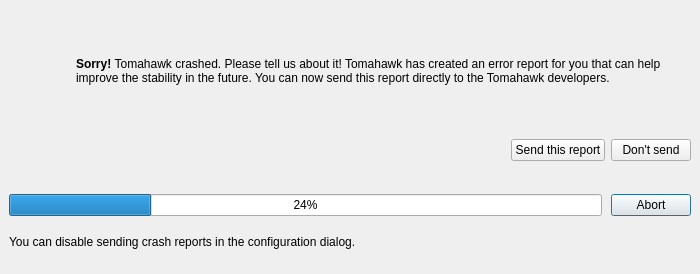
dschmidt/libcrashreporter-qt, file src/libcrashreporter-gui/CrashReporter.ui: the form before one commit.
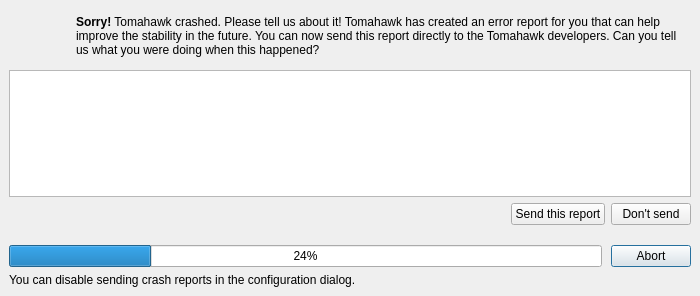
The form after the commit.

Commit message: Add comment QPlainTextEdit

```diff
--- a/src/libcrashreporter-gui/CrashReporter.ui
+++ b/src/libcrashreporter-gui/CrashReporter.ui
@@ -83,7 +83,7 @@
         </sizepolicy>
        </property>
        <property name="text">
-        <string>&lt;html&gt;&lt;head/&gt;&lt;body&gt;&lt;p&gt;&lt;span style=&quot; font-weight:600;&quot;&gt;Sorry!&lt;/span&gt; Tomahawk crashed. Please tell us about it! Tomahawk has created an error report for you that can help improve the stability in the future. You can now send this report directly to the Tomahawk developers.&lt;/p&gt;&lt;/body&gt;&lt;/html&gt;</string>
+        <string>&lt;html&gt;&lt;head/&gt;&lt;body&gt;&lt;p&gt;&lt;span style=&quot; font-weight:600;&quot;&gt;Sorry!&lt;/span&gt; Tomahawk crashed. Please tell us about it! Tomahawk has created an error report for you that can help improve the stability in the future. You can now send this report directly to the Tomahawk developers. Can you tell us what you were doing when this happened?&lt;/p&gt;&lt;/body&gt;&lt;/html&gt;</string>
        </property>
        <property name="textFormat">
         <enum>Qt::RichText</enum>
@@ -111,10 +111,13 @@
      </item>
     </layout>
    </item>
+   <item>
+    <widget class="QPlainTextEdit" name="commentTextEdit"/>
+   </item>
    <item>
     <layout class="QHBoxLayout" name="hboxLayout1">
      <property name="spacing">
-      <number>-1</number>
+      <number>6</number>
      </property>
      <item>
       <spacer name="horizontalSpacer">
```
The commit also changes 1 other file.
